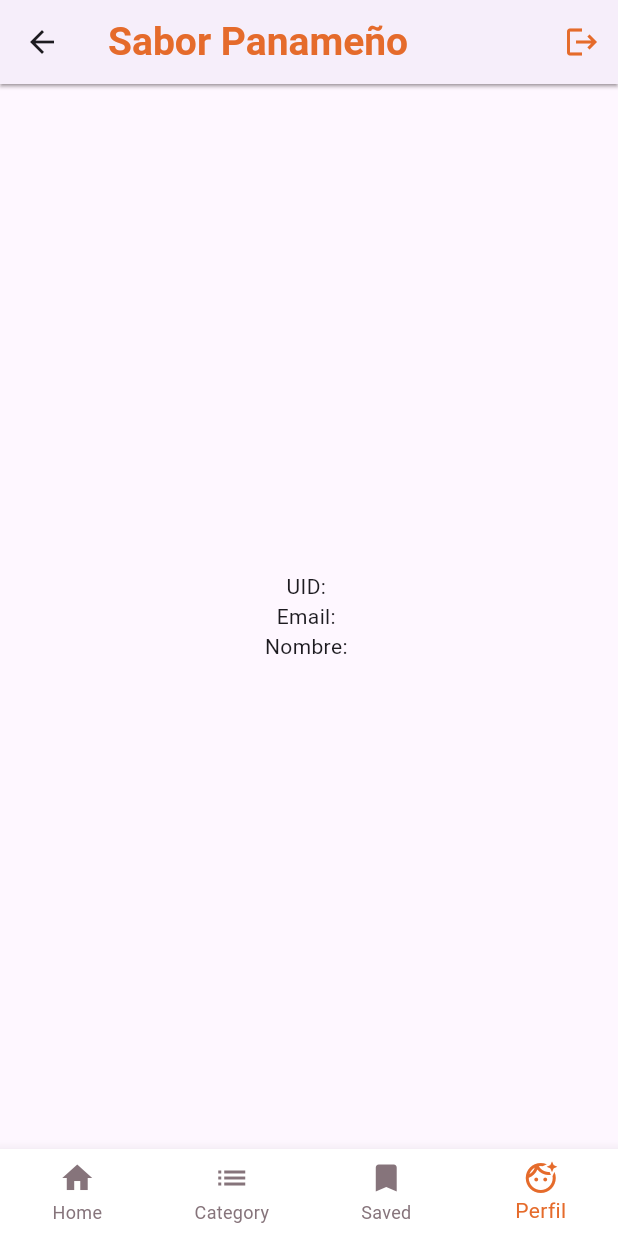
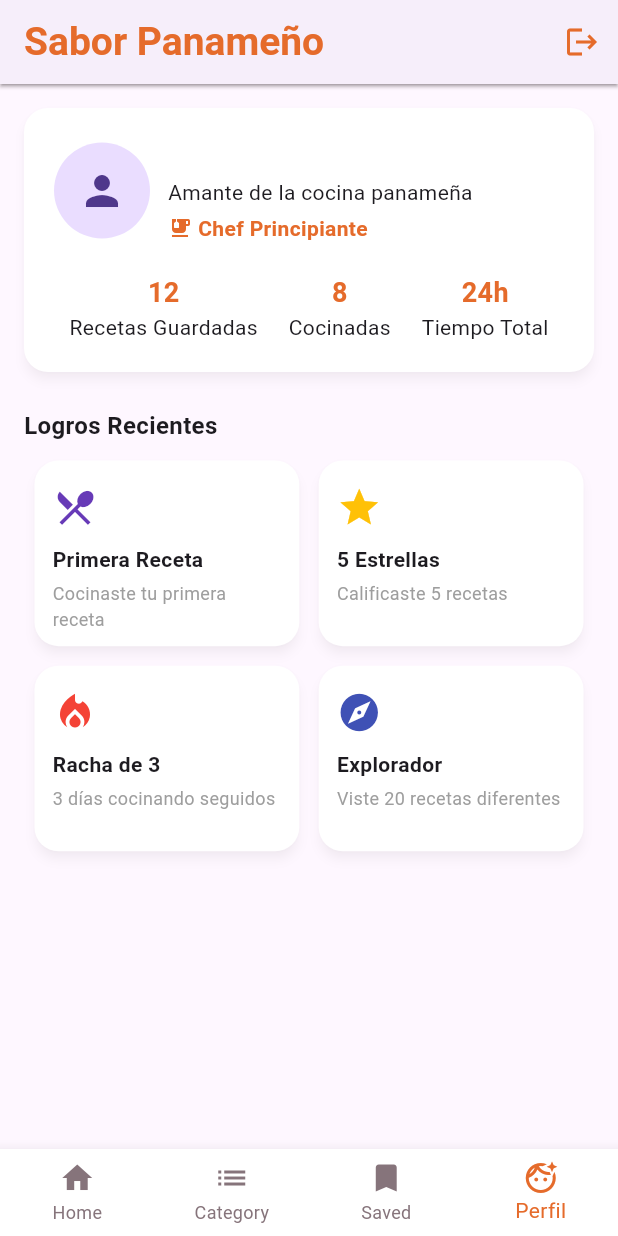
Before and after one commit to brayanalmengor04/saborpty-app, a Flutter app: the PerfilScreen screen opened by its route, on a phone screen of 412 x 824 dp. Run offline on Flutter 3.47's test engine with Material 3 defaults, Android fonts, the phone set to English and light mode, and no system bars; our stand-ins replace cached_network_image, firebase_auth, firebase_core, go_router, google_sign_in, shimmer; accounts and stored records are empty; network calls fail.

Commit message:
UI/UX : perfil user screen integration firebase

```diff
--- /dev/null
+++ b/lib/features/achievement/presentation/achievement_card.dart
@@ -0,0 +1,54 @@
+import 'package:flutter/material.dart';
+import 'package:saborpty_app/core/constants/app_colors.dart';
+
+class AchievementCard extends StatelessWidget {
+  final IconData icon;
+  final String title;
+  final String description;
+  final Color color;
+
+  const AchievementCard({
+    super.key,
+    required this.icon,
+    required this.title,
+    required this.description,
+    required this.color,
+  });
+
+  @override
+  Widget build(BuildContext context) {
+    return Card(
+      color: AppColors.primary,
+      elevation: 3,
+      shadowColor: AppColors.shawdowCard, // Sombra personalizada
+      shape: RoundedRectangleBorder(
+        borderRadius: BorderRadius.circular(16),
+      ),
+      child: Padding(
+        padding: const EdgeInsets.symmetric(vertical: 16, horizontal: 12),
+        child: Column(
+          crossAxisAlignment: CrossAxisAlignment.start,
+          children: [
+            Icon(icon, color: color, size: 30),
+            const SizedBox(height: 10),
+            Text(
+              title,
+              style: const TextStyle(
+                fontWeight: FontWeight.bold,
+                fontSize: 14,
+              ),
+            ),
+            const SizedBox(height: 4),
+            Text(
+              description,
+              style: const TextStyle(
+                color: Colors.grey,
+                fontSize: 12,
+              ),
+            ),
+          ],
+        ),
+      ),
+    );
+  }
+}
--- /dev/null
+++ b/lib/features/achievement/presentation/achievement_list.dart
@@ -0,0 +1,56 @@
+import 'package:flutter/material.dart';
+import 'package:saborpty_app/features/achievement/presentation/achievement_card.dart';
+
+class AchievementList extends StatelessWidget {
+  const AchievementList({super.key});
+
+  @override
+  Widget build(BuildContext context) {
+    final achievements = [
+      {
+        'icon': Icons.restaurant_menu,
+        'title': 'Primera Receta',
+        'description': 'Cocinaste tu primera receta',
+        'color': Colors.deepPurple,
+      },
+      {
+        'icon': Icons.star,
+        'title': '5 Estrellas',
+        'description': 'Calificaste 5 recetas',
+        'color': Colors.amber,
+      },
+      {
+        'icon': Icons.local_fire_department,
+        'title': 'Racha de 3',
+        'description': '3 días cocinando seguidos',
+        'color': Colors.red,
+      },
+      {
+        'icon': Icons.explore,
+        'title': 'Explorador',
+        'description': 'Viste 20 recetas diferentes',
+        'color': Colors.indigo,
+      },
+    ];
+
+    return Padding(
+      padding: const EdgeInsets.symmetric(horizontal: 3),
+      child: GridView.count(
+        crossAxisCount: 2,
+        shrinkWrap: true,
+        physics: const NeverScrollableScrollPhysics(),
+        crossAxisSpacing: 5,
+        mainAxisSpacing: 5,
+        childAspectRatio: 1.4,
+        children: achievements
+            .map((ach) => AchievementCard(
+                  icon: ach['icon'] as IconData,
+                  title: ach['title'] as String,
+                  description: ach['description'] as String,
+                  color: ach['color'] as Color,
+                ))
+            .toList(),
+      ),
+    );
+  }
+}
--- a/lib/features/home/presentation/screen/home_screen.dart
+++ b/lib/features/home/presentation/screen/home_screen.dart
@@ -26,11 +26,6 @@ class _HomeScreenState extends State<HomeScreen> {
          // Category ---->
           Column(
             children: [
-              Padding(
-              // Auth Google
-              padding: AppStyles.paddingCard,
-              child: _buildWelcomeUser(),
-              ),
                  // Search ---->
               Padding(
                 padding: AppStyles.paddingCard,
@@ -57,29 +52,6 @@ class _HomeScreenState extends State<HomeScreen> {
        ),
     );
   }
-  Widget _buildWelcomeUser() {
-    if (user == null) return const SizedBox.shrink();
-    return Row(
-      children: [
-        CircleAvatar(
-          radius: 30,
-          backgroundImage: NetworkImage(user!.photoURL ?? ''),
-          backgroundColor: Colors.grey[300],
-        ),
-        const SizedBox(width: 12),
-        Expanded(
-          child: Text(
-            'Bienvenido, ${user!.displayName ?? 'Usuario'}',
-            style: const TextStyle(
-              fontSize: 20,
-              fontWeight: FontWeight.bold,
-              color: AppColors.textSecondary,
-            ),
-          ),
-        ),
-      ],
-    );
-  }
   TextField textFieldSearch() {
     return TextField(
             decoration: InputDecoration(
--- a/lib/features/options/perfil_screen.dart
+++ b/lib/features/options/perfil_screen.dart
@@ -1,6 +1,9 @@
+import 'package:flutter/material.dart';
 import 'package:firebase_auth/firebase_auth.dart';
-import 'package:flutter/material.dart';
+import 'package:saborpty_app/features/achievement/presentation/achievement_list.dart';
+import 'package:saborpty_app/features/profile/presentation/profile_summary.dart';
 import 'package:saborpty_app/shared/widgets/menu/menu_widgets.dart';
+
 
 class PerfilScreen extends StatefulWidget {
   const PerfilScreen({super.key});
@@ -18,18 +21,24 @@ class _PerfilScreenState extends State<PerfilScreen> {
 
     return Scaffold(
       appBar: MenuWidgets.appBar(context),
-      body: Center(
-        child: user != null
-            ? Column(
-                mainAxisAlignment: MainAxisAlignment.center,
+      body: user != null
+          ? SingleChildScrollView(
+              child: Column(
+                crossAxisAlignment: CrossAxisAlignment.start,
                 children: [
-                  Text('UID: ${user.uid}'),
-                  Text('Email: ${user.email}'),
-                  Text('Nombre: ${user.displayName ?? 'No disponible'}'),
+                  ProfileSummary(user: user),
+                  const Padding(
+                    padding: EdgeInsets.symmetric(horizontal: 16, vertical: 8),
+                    child: Text("Logros Recientes", style: TextStyle(fontSize: 16, fontWeight: FontWeight.bold)),
+                  ),
+                  const Padding(
+                    padding: EdgeInsets.symmetric(horizontal: 16),
+                    child: AchievementList(),
+                  ),
                 ],
+              ),
             )
-            : const Text('Usuario no autenticado'),
-      ),
+          : const Center(child: Text('Usuario no autenticado')),
          bottomNavigationBar: MenuWidgets.bottomNavigationBar(
         context: context,
         currentIndex: _selectedIndex,
--- /dev/null
+++ b/lib/features/profile/presentation/profile_summary.dart
@@ -0,0 +1,108 @@
+import 'package:firebase_auth/firebase_auth.dart';
+import 'package:flutter/material.dart';
+import 'package:saborpty_app/core/constants/app_colors.dart';
+
+class ProfileSummary extends StatelessWidget {
+  final User? user;
+
+  const ProfileSummary({super.key, this.user});
+
+  @override
+  Widget build(BuildContext context) {
+    return Card(
+      color: AppColors.primary,
+      margin: const EdgeInsets.all(16),
+      shape: RoundedRectangleBorder(borderRadius: BorderRadius.circular(16)),
+      elevation: 3,
+      shadowColor: AppColors.shawdowCard,
+      child: Padding(
+        padding: const EdgeInsets.all(20),
+        child: Column(
+          crossAxisAlignment: CrossAxisAlignment.start,
+          children: [
+            Row(
+              children: [
+                CircleAvatar(
+                  radius: 32,
+                  backgroundImage: user?.photoURL != null
+                      ? NetworkImage(user!.photoURL!)
+                      : null,
+                  child: user?.photoURL == null
+                      ? const Icon(Icons.person, size: 32)
+                      : null,
+                ),
+                const SizedBox(width: 12),
+                Expanded(
+                  child: Column(
+                    crossAxisAlignment: CrossAxisAlignment.start,
+                    children: [
+                      Text(
+                        user?.displayName ?? 'Usuario',
+                        style: const TextStyle(
+                          fontSize: 18,
+                          fontWeight: FontWeight.bold,
+                        ),
+                      ),
+                      const Text("Amante de la cocina panameña"),
+                      const SizedBox(height: 4),
+                      Row(
+                        children: [
+                          const Icon(Icons.emoji_food_beverage,
+                              size: 16, color: AppColors.textSecondary),
+                          const SizedBox(width: 4),
+                          Text(
+                            "Chef Principiante",
+                            style: const TextStyle(
+                              fontWeight: FontWeight.w600,
+                              color: AppColors.textSecondary,
+                            ),
+                          ),
+                        ],
+                      ),
+                    ],
+                  ),
+                ),
+              ],
+            ),
+            const SizedBox(height: 20),
+            const Row(
+              mainAxisAlignment: MainAxisAlignment.spaceAround,
+              children: [
+                _StatColumn(title: "Recetas Guardadas", value: "12"),
+                _StatColumn(title: "Cocinadas", value: "8"),
+                _StatColumn(title: "Tiempo Total", value: "24h"),
+              ],
+            ),
+          ],
+        ),
+      ),
+    );
+  }
+}
+
+class _StatColumn extends StatelessWidget {
+  final String title;
+  final String value;
+
+  const _StatColumn({required this.title, required this.value});
+
+  @override
+  Widget build(BuildContext context) {
+    return Column(
+      children: [
+        Text(
+          value,
+          style: const TextStyle(
+            fontWeight: FontWeight.bold,
+            fontSize: 18,
+            color: AppColors.textSecondary,
+          ),
+        ),
+        Text(
+          title,
+          textAlign: TextAlign.center,
+        ),
+      ],
+    );
+  }
+}
--- a/lib/shared/widgets/menu/menu_widgets.dart
+++ b/lib/shared/widgets/menu/menu_widgets.dart
@@ -5,8 +5,9 @@ import 'package:saborpty_app/core/constants/app_routes.dart';
 import 'package:saborpty_app/services/auth_google.dart';
 
 class MenuWidgets {
-  static AppBar appBar(BuildContext context) {
+   static AppBar appBar(BuildContext context) {
     return AppBar(
+      automaticallyImplyLeading: false,
       title: const Text('Sabor Panameño',style: TextStyle(color: AppColors.textSecondary,
           fontWeight: FontWeight.bold,
           fontSize: 26,
```
Lines whose indentation alone changed are shown as unchanged.
